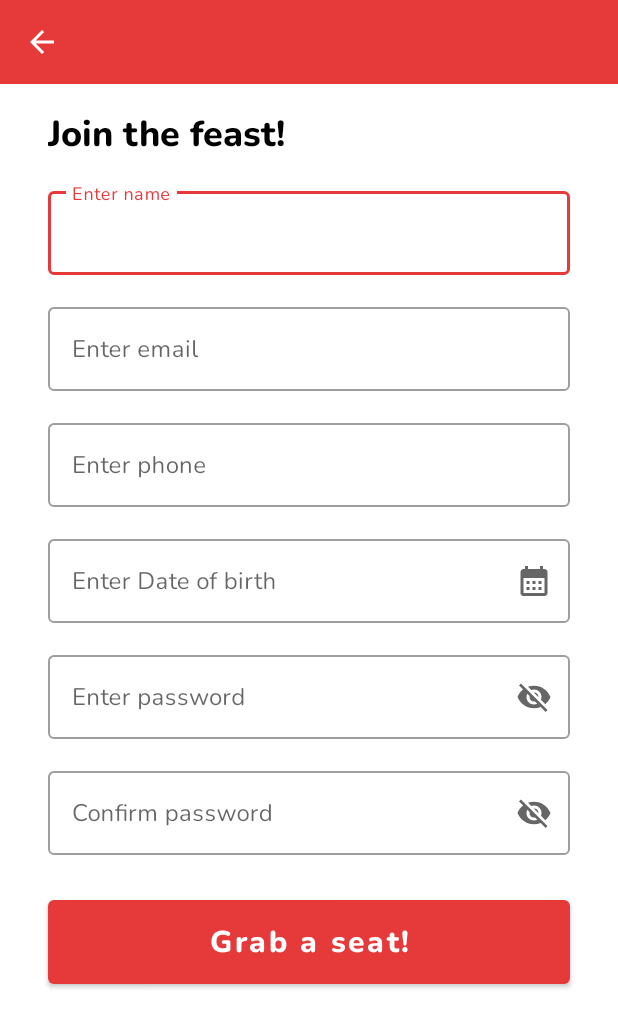
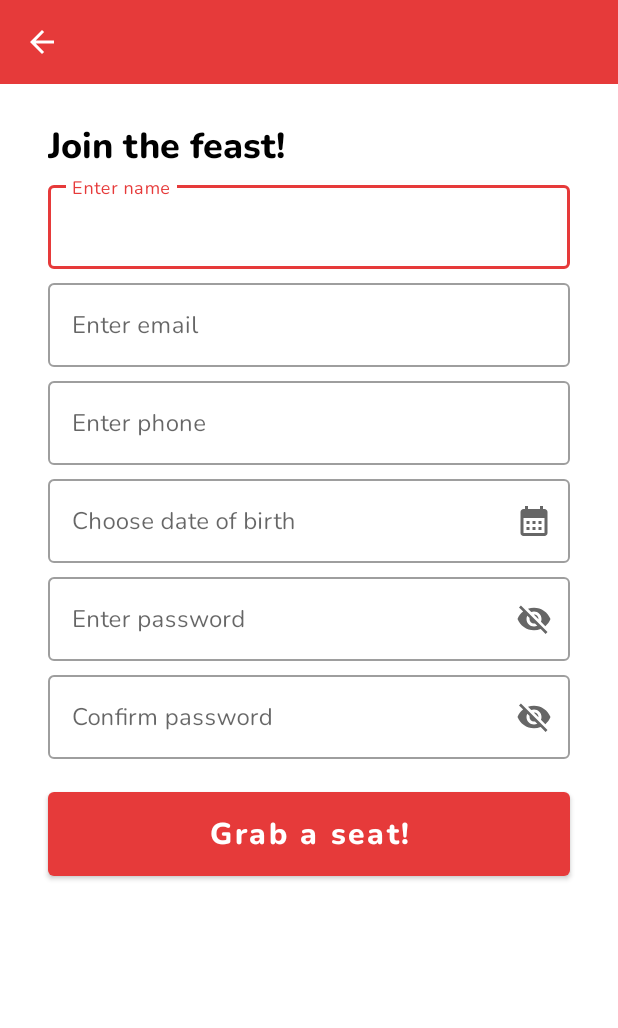
Before and after one commit to theMr17/cravyn-app, an Android app: the screen it shows after launch (SignUpActivity), after a tap on "Join the feast!", on a phone screen of 412 x 824 dp. Shown: the top 1028 px of the screen. Run offline under Robolectric (Android 15) with nearby library versions, the light colour scheme and no system bars; our stand-ins replace Dagger/Hilt's generated code.

Commit message:
Reformat code

```diff
--- a/app/build.gradle.kts
+++ b/app/build.gradle.kts
@@ -8,10 +8,6 @@ plugins {
 android {
     namespace = "com.cravyn.app"
     compileSdk = 34
-
-    buildFeatures {
-        viewBinding = true
-    }
 
     defaultConfig {
         applicationId = "com.cravyn.app"
--- a/app/src/main/java/com/cravyn/app/features/auth/login/LoginFragment.kt
+++ b/app/src/main/java/com/cravyn/app/features/auth/login/LoginFragment.kt
@@ -11,12 +11,11 @@ import com.cravyn.app.features.auth.AuthViewModel
 import com.cravyn.app.features.auth.signup.SignUpActivity
 import dagger.hilt.android.AndroidEntryPoint
 
-private var _binding: FragmentLoginBinding? = null
-private val binding get() = _binding!!
-
-
 @AndroidEntryPoint
 class LoginFragment : Fragment() {
+    private var _binding: FragmentLoginBinding? = null
+    private val binding get() = _binding!!
+
     private val authViewModel: AuthViewModel by viewModels()
 
     override fun onCreateView(
@@ -24,12 +23,11 @@ class LoginFragment : Fragment() {
         savedInstanceState: Bundle?
     ): View {
         _binding = FragmentLoginBinding.inflate(inflater, container, false)
-        val view = binding.root
 
         binding.joinTheFeast.setOnClickListener {
             startActivity(SignUpActivity.createSignUpActivity(requireContext()))
         }
-        return view
+        return binding.root
     }
 
     override fun onDestroyView() {
--- a/app/src/main/java/com/cravyn/app/features/auth/signup/SignUpFragment.kt
+++ b/app/src/main/java/com/cravyn/app/features/auth/signup/SignUpFragment.kt
@@ -10,11 +10,10 @@ import com.cravyn.app.databinding.FragmentSignUpBinding
 import com.cravyn.app.features.auth.AuthViewModel
 import dagger.hilt.android.AndroidEntryPoint
 
-private var _binding: FragmentSignUpBinding? = null
-private val binding get() = _binding!!
-
 @AndroidEntryPoint
 class SignUpFragment : Fragment() {
+    private var _binding: FragmentSignUpBinding? = null
+    private val binding get() = _binding!!
     private val authViewModel: AuthViewModel by viewModels()
 
     override fun onCreateView(
@@ -22,12 +21,12 @@ class SignUpFragment : Fragment() {
         savedInstanceState: Bundle?
     ): View {
         _binding = FragmentSignUpBinding.inflate(inflater, container, false)
-        val view = binding.root
 
-        binding.materialToolbar.setNavigationOnClickListener {
+        binding.toolbar.setNavigationOnClickListener {
             requireActivity().onBackPressedDispatcher.onBackPressed()
         }
-        return view
+
+        return binding.root
     }
 
     override fun onDestroyView() {
--- a/app/src/main/res/layout/fragment_sign_up.xml
+++ b/app/src/main/res/layout/fragment_sign_up.xml
@@ -4,10 +4,10 @@
     xmlns:tools="http://schemas.android.com/tools"
     android:layout_width="match_parent"
     android:layout_height="match_parent"
-    tools:context=".features.auth.signup.SignUpActivity">
+    tools:context=".features.auth.signup.SignUpFragment">
 
     <com.google.android.material.appbar.MaterialToolbar
-        android:id="@+id/materialToolbar"
+        android:id="@+id/toolbar"
         android:layout_width="match_parent"
         android:layout_height="wrap_content"
         android:background="?attr/colorPrimary"
@@ -23,23 +23,23 @@
         android:layout_height="0dp"
         app:layout_constraintEnd_toEndOf="parent"
         app:layout_constraintStart_toStartOf="parent"
-        app:layout_constraintTop_toBottomOf="@+id/materialToolbar">
-
+        app:layout_constraintTop_toBottomOf="@+id/toolbar"
+        app:layout_constraintBottom_toBottomOf="parent">
 
         <androidx.constraintlayout.widget.ConstraintLayout
             android:layout_width="match_parent"
-            android:layout_height="0dp">
+            android:layout_height="wrap_content">
 
             <com.google.android.material.textview.MaterialTextView
                 android:id="@+id/join_the_feast"
                 android:layout_width="wrap_content"
                 android:layout_height="wrap_content"
                 android:layout_marginHorizontal="@dimen/shared_horizontal_margin"
-                android:layout_marginTop="@dimen/login_button_margin_top"
+                android:layout_marginTop="@dimen/sign_up_header_margin_top"
                 android:fontFamily="@font/nunito_extrabold"
                 android:text="@string/sign_up_text"
                 android:textColor="@color/header_text_color"
-                android:textSize="@dimen/login_header_title_text_size"
+                android:textSize="@dimen/sign_up_header_title_text_size"
                 app:layout_constraintEnd_toEndOf="parent"
                 app:layout_constraintHorizontal_bias="0.0"
                 app:layout_constraintStart_toStartOf="parent"
@@ -48,11 +48,8 @@
             <com.google.android.material.textfield.TextInputLayout
                 android:id="@+id/name_text_input_layout"
                 style="@style/OutlinedTextInputLayoutStyle"
-                android:layout_width="match_parent"
-                android:layout_height="wrap_content"
                 android:layout_marginHorizontal="@dimen/shared_horizontal_margin"
-                android:hint="Enter name"
-                android:layout_marginTop="@dimen/login_button_margin_top"
+                android:hint="@string/enter_name_hint_text"
                 app:layout_constraintEnd_toEndOf="parent"
                 app:layout_constraintStart_toStartOf="parent"
                 app:layout_constraintTop_toBottomOf="@+id/join_the_feast">
@@ -64,11 +61,7 @@
             <com.google.android.material.textfield.TextInputLayout
                 android:id="@+id/email_text_input_layout"
                 style="@style/OutlinedTextInputLayoutStyle"
-                android:layout_width="match_parent"
-                android:layout_height="wrap_content"
-                android:layout_marginHorizontal="@dimen/shared_horizontal_margin"
-                android:hint="Enter email"
-                android:layout_marginTop="@dimen/login_button_margin_top"
+                android:hint="@string/enter_email_hint_text"
                 app:layout_constraintEnd_toEndOf="parent"
                 app:layout_constraintStart_toStartOf="parent"
                 app:layout_constraintTop_toBottomOf="@+id/name_text_input_layout">
@@ -80,11 +73,7 @@
             <com.google.android.material.textfield.TextInputLayout
                 android:id="@+id/phone_text_input_layout"
                 style="@style/OutlinedTextInputLayoutStyle"
-                android:layout_width="match_parent"
-                android:layout_height="wrap_content"
-                android:layout_marginHorizontal="@dimen/shared_horizontal_margin"
-                android:hint="Enter phone"
-                android:layout_marginTop="@dimen/login_button_margin_top"
+                android:hint="@string/enter_phone_hint_text"
                 app:layout_constraintEnd_toEndOf="parent"
                 app:layout_constraintStart_toStartOf="parent"
                 app:layout_constraintTop_toBottomOf="@+id/email_text_input_layout">
@@ -96,11 +85,7 @@
             <com.google.android.material.textfield.TextInputLayout
                 android:id="@+id/dob_text_input_layout"
                 style="@style/OutlinedTextInputLayoutStyle"
-                android:layout_width="match_parent"
-                android:layout_height="wrap_content"
-                android:layout_marginHorizontal="@dimen/shared_horizontal_margin"
-                android:hint="Enter Date of birth"
-                android:layout_marginTop="@dimen/login_button_margin_top"
+                android:hint="@string/choose_date_of_birth_hint_text"
                 app:layout_constraintEnd_toEndOf="parent"
                 app:layout_constraintStart_toStartOf="parent"
                 app:layout_constraintTop_toBottomOf="@+id/phone_text_input_layout"
@@ -115,8 +100,6 @@
                 android:id="@+id/password_text_input_layout"
                 style="@style/OutlinedTextInputLayoutStyle"
                 android:hint="@string/enter_password_hint_text"
-                android:layout_marginHorizontal="@dimen/shared_horizontal_margin"
-                android:layout_marginTop="@dimen/login_button_margin_top"
                 app:layout_constraintEnd_toEndOf="parent"
                 app:layout_constraintStart_toStartOf="parent"
                 app:layout_constraintTop_toBottomOf="@+id/dob_text_input_layout"
@@ -129,9 +112,7 @@
             <com.google.android.material.textfield.TextInputLayout
                 android:id="@+id/confirm_password_text_input_layout"
                 style="@style/OutlinedTextInputLayoutStyle"
-                android:layout_marginHorizontal="@dimen/shared_horizontal_margin"
-                android:hint="Confirm password"
-                android:layout_marginTop="@dimen/login_button_margin_top"
+                android:hint="@string/confirm_password_hint_text"
                 app:layout_constraintEnd_toEndOf="parent"
                 app:layout_constraintStart_toStartOf="parent"
                 app:layout_constraintTop_toBottomOf="@+id/password_text_input_layout"
@@ -142,10 +123,12 @@
             </com.google.android.material.textfield.TextInputLayout>
 
             <com.google.android.material.button.MaterialButton
-                android:id="@+id/grab_seat_button"
+                android:id="@+id/grab_a_seat_button"
                 style="@style/ButtonStyle"
-                android:layout_marginTop="24dp"
-                android:text="Grab a seat!"
+                android:layout_marginTop="@dimen/sign_up_button_margin_top"
+                android:text="@string/sign_up_button_text"
+                android:layout_marginBottom="@dimen/shared_margin_bottom"
+                app:layout_constraintBottom_toBottomOf="parent"
                 app:layout_constraintEnd_toEndOf="parent"
                 app:layout_constraintStart_toStartOf="parent"
                 app:layout_constraintTop_toBottomOf="@+id/confirm_password_text_input_layout" />
--- a/app/src/main/res/values/dimens.xml
+++ b/app/src/main/res/values/dimens.xml
@@ -13,4 +13,8 @@
     <dimen name="sign_up_text_size">14sp</dimen>
     <dimen name="sign_up_text_margin_start">4dp</dimen>
     <dimen name="sign_up_text_container_margin_top">12dp</dimen>
+    <dimen name="sign_up_button_margin_top">16dp</dimen>
+    <dimen name="sign_up_header_title_text_size">24sp</dimen>
+    <dimen name="sign_up_header_margin_top">24dp</dimen>
+    <dimen name="shared_margin_bottom">60dp</dimen>
 </resources>
--- a/app/src/main/res/values/strings.xml
+++ b/app/src/main/res/values/strings.xml
@@ -7,6 +7,9 @@
     <string name="login_button_text">Let\'s Eat!</string>
     <string name="new_here_text">New here?</string>
     <string name="sign_up_text">Join the feast!</string>
-    <!-- TODO: Remove or change this placeholder text -->
-    <string name="hello_blank_fragment">Hello blank fragment</string>
+    <string name="sign_up_button_text">Grab a seat!</string>
+    <string name="confirm_password_hint_text">Confirm password</string>
+    <string name="choose_date_of_birth_hint_text">Choose date of birth</string>
+    <string name="enter_name_hint_text">Enter name</string>
+    <string name="enter_phone_hint_text">Enter phone</string>
 </resources>
```
